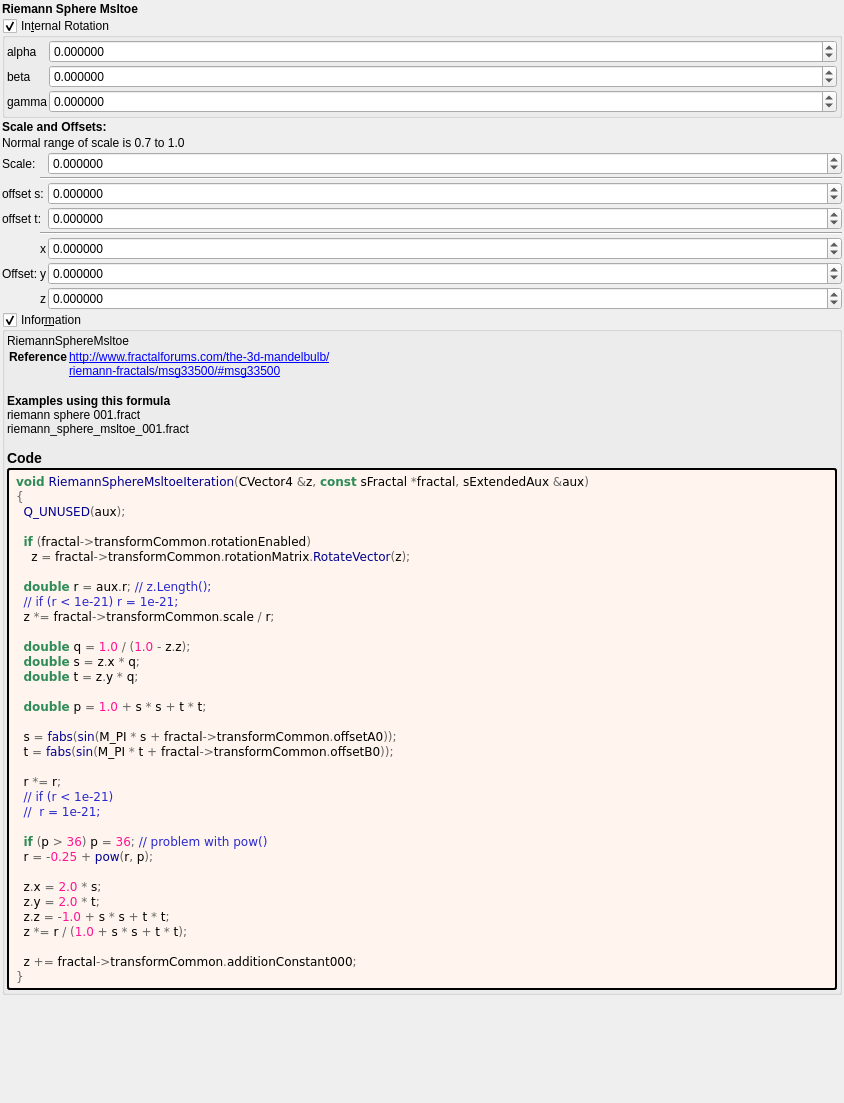
First picture: the form in mandelbulber2/formula/ui/riemann_sphere_msltoe.ui, repository buddhi1980/mandelbulber2, before the edit.
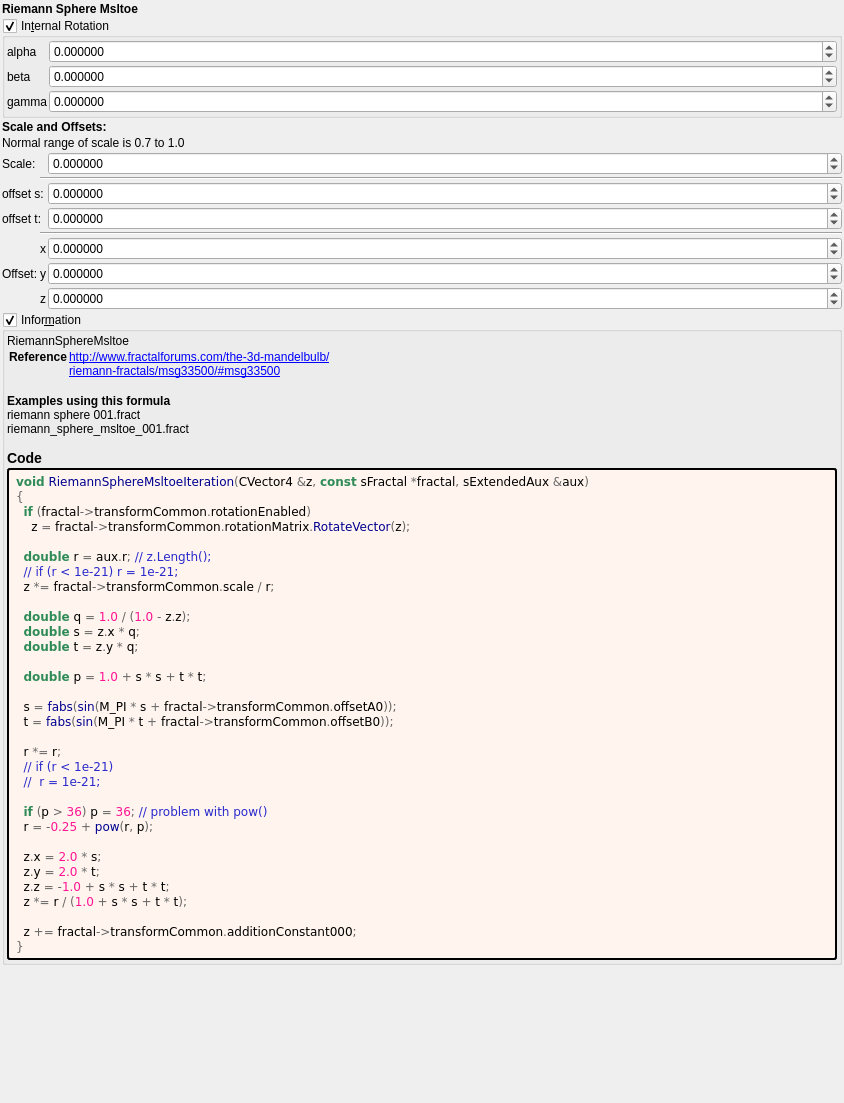
Second picture: the form after the edit. Custom widgets are drawn as their Qt base class.

Patch:
```diff
--- a/mandelbulber2/formula/ui/riemann_sphere_msltoe.ui
+++ b/mandelbulber2/formula/ui/riemann_sphere_msltoe.ui
@@ -496,8 +496,6 @@
          <string notr="true">&lt;body style=&quot;background-color:#fff5ee&quot;&gt;
 &lt;pre style=&quot;color:#000000; background-color:#fff5ee;  font-family:'Courier New',monospace;&quot;&gt;&lt;span style=&quot;color:#2e8b57; font-weight:bold&quot;&gt;void&lt;/span&gt; &lt;span style=&quot;color:#00008f&quot;&gt;RiemannSphereMsltoeIteration&lt;/span&gt;&lt;span style=&quot;color:#676767&quot;&gt;(&lt;/span&gt;CVector4 &lt;span style=&quot;color:#676767&quot;&gt;&amp;amp;&lt;/span&gt;z&lt;span style=&quot;color:#676767&quot;&gt;,&lt;/span&gt; &lt;span style=&quot;color:#2e8b57; font-weight:bold&quot;&gt;const&lt;/span&gt; sFractal &lt;span style=&quot;color:#676767&quot;&gt;*&lt;/span&gt;fractal&lt;span style=&quot;color:#676767&quot;&gt;,&lt;/span&gt; sExtendedAux &lt;span style=&quot;color:#676767&quot;&gt;&amp;amp;&lt;/span&gt;aux&lt;span style=&quot;color:#676767&quot;&gt;)&lt;/span&gt;
 &lt;span style=&quot;color:#676767&quot;&gt;{&lt;/span&gt;
-  &lt;span style=&quot;color:#00008f&quot;&gt;Q_UNUSED&lt;/span&gt;&lt;span style=&quot;color:#676767&quot;&gt;(&lt;/span&gt;aux&lt;span style=&quot;color:#676767&quot;&gt;);&lt;/span&gt;
-
   &lt;span style=&quot;color:#2e8b57; font-weight:bold&quot;&gt;if&lt;/span&gt; &lt;span style=&quot;color:#676767&quot;&gt;(&lt;/span&gt;fractal&lt;span style=&quot;color:#676767&quot;&gt;-&amp;gt;&lt;/span&gt;transformCommon&lt;span style=&quot;color:#676767&quot;&gt;.&lt;/span&gt;rotationEnabled&lt;span style=&quot;color:#676767&quot;&gt;)&lt;/span&gt;
     z &lt;span style=&quot;color:#676767&quot;&gt;=&lt;/span&gt; fractal&lt;span style=&quot;color:#676767&quot;&gt;-&amp;gt;&lt;/span&gt;transformCommon&lt;span style=&quot;color:#676767&quot;&gt;.&lt;/span&gt;rotationMatrix&lt;span style=&quot;color:#676767&quot;&gt;.&lt;/span&gt;&lt;span style=&quot;color:#00008f&quot;&gt;RotateVector&lt;/span&gt;&lt;span style=&quot;color:#676767&quot;&gt;(&lt;/span&gt;z&lt;span style=&quot;color:#676767&quot;&gt;);&lt;/span&gt;
 
```
